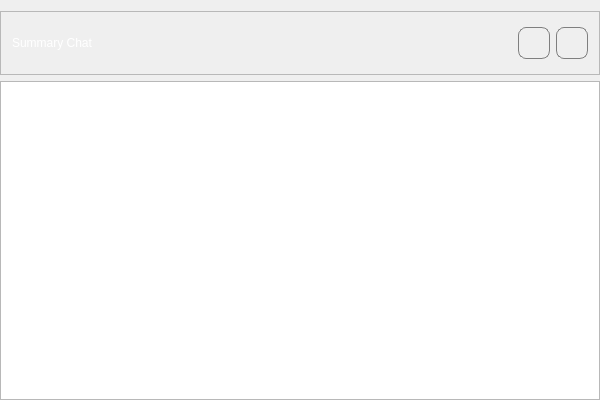
yechaoGitHub/AI, file ui/ConversationSuggestion.ui: the form before one commit.
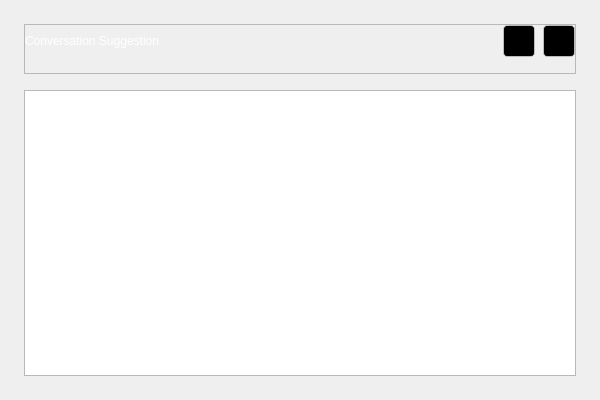
The form after the commit. Icons and pictures are not drawn.

Commit message: 对话指导界面 调整

What changed in the file:
```diff
--- a/ui/ConversationSuggestion.ui
+++ b/ui/ConversationSuggestion.ui
@@ -43,14 +43,20 @@
 }</string>
   </property>
   <layout class="QVBoxLayout" name="verticalLayout">
+   <property name="spacing">
+    <number>16</number>
+   </property>
    <property name="leftMargin">
-    <number>0</number>
+    <number>24</number>
+   </property>
+   <property name="topMargin">
+    <number>24</number>
    </property>
    <property name="rightMargin">
-    <number>0</number>
+    <number>24</number>
    </property>
    <property name="bottomMargin">
-    <number>0</number>
+    <number>24</number>
    </property>
    <item>
     <widget class="QFrame" name="frame_2">
@@ -60,6 +66,16 @@
        <verstretch>0</verstretch>
       </sizepolicy>
      </property>
+     <property name="styleSheet">
+      <string notr="true">QFrame#frame_2
+{
+border-style:solid;
+border-radius:0px;
+border-bottom-width:1px;
+border-bottom-color:#FFFFFFFF;
+};
+</string>
+     </property>
      <property name="frameShape">
       <enum>QFrame::StyledPanel</enum>
      </property>
@@ -67,22 +83,37 @@
       <enum>QFrame::Raised</enum>
      </property>
      <layout class="QHBoxLayout" name="horizontalLayout">
+      <property name="spacing">
+       <number>8</number>
+      </property>
+      <property name="leftMargin">
+       <number>0</number>
+      </property>
+      <property name="topMargin">
+       <number>0</number>
+      </property>
+      <property name="rightMargin">
+       <number>0</number>
+      </property>
+      <property name="bottomMargin">
+       <number>16</number>
+      </property>
       <item>
        <widget class="QLabel" name="lb_title">
         <property name="minimumSize">
          <size>
           <width>0</width>
-          <height>40</height>
+          <height>30</height>
          </size>
         </property>
         <property name="maximumSize">
          <size>
           <width>16777215</width>
-          <height>40</height>
+          <height>30</height>
          </size>
         </property>
         <property name="text">
-         <string>Summary Chat</string>
+         <string>Conversation Suggestion</string>
         </property>
        </widget>
       </item>
@@ -134,8 +165,9 @@
         <property name="styleSheet">
          <string notr="true">background-image:url(:/QtTest/icon/minBtn.png);
 border:1px solid;
-border-radius:8px;
-border-color:#7F7F7F ;
+border-radius:4px;
+border-color:rgba(255,255,255,50%) ;
+background-color:rgb(0,0,0);
 background-position: center;
 background-repeat: no-repeat;</string>
         </property>
@@ -167,11 +199,23 @@
           <height>32</height>
          </size>
         </property>
+        <property name="font">
+         <font>
+          <family>微软雅黑</family>
+          <pointsize>-1</pointsize>
+          <italic>false</italic>
+          <bold>false</bold>
+         </font>
+        </property>
+        <property name="cursor">
+         <cursorShape>PointingHandCursor</cursorShape>
+        </property>
         <property name="styleSheet">
          <string notr="true">background-image:url(:/QtTest/icon/closeBtn.png);
 border:1px solid;
-border-radius:8px;
-border-color:#7F7F7F ;
+border-radius:4px;
+border-color:rgba(255,255,255,50%) ;
+background-color:rgb(0,0,0);
 background-position: center;
 background-repeat: no-repeat;</string>
         </property>
@@ -218,6 +262,17 @@
       </property>
       <item>
        <widget class="QPlainTextEdit" name="plainTextEdit">
+        <property name="font">
+         <font>
+          <family>微软雅黑</family>
+          <pointsize>-1</pointsize>
+          <italic>false</italic>
+          <bold>false</bold>
+         </font>
+        </property>
+        <property name="styleSheet">
+         <string notr="true">font-size:20px;</string>
+        </property>
         <property name="lineWrapMode">
          <enum>QPlainTextEdit::NoWrap</enum>
         </property>
```
Left out of the diff: 7 changed lines with no effect on the pictures. The commit also changes 4 other files.
